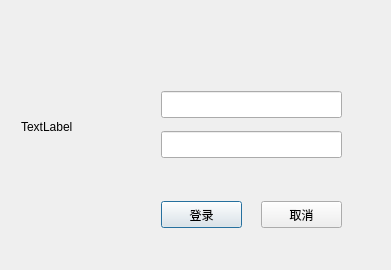
The window that login.ui (WooodHead/labelling3) describes before a commit, drawn with Qt 5.
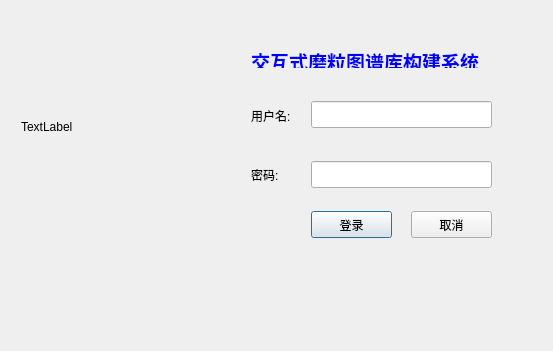
The same window after the commit.

Patch:
```diff
--- a/login.ui
+++ b/login.ui
@@ -6,8 +6,8 @@
    <rect>
     <x>0</x>
     <y>0</y>
-    <width>391</width>
-    <height>270</height>
+    <width>553</width>
+    <height>351</height>
    </rect>
   </property>
   <property name="sizePolicy">
@@ -28,8 +28,8 @@
      <widget class="QLineEdit" name="_editUsername">
       <property name="geometry">
        <rect>
-        <x>150</x>
-        <y>80</y>
+        <x>300</x>
+        <y>90</y>
         <width>181</width>
         <height>27</height>
        </rect>
@@ -44,8 +44,8 @@
      <widget class="QLineEdit" name="_editPasswd">
       <property name="geometry">
        <rect>
-        <x>150</x>
-        <y>120</y>
+        <x>300</x>
+        <y>150</y>
         <width>181</width>
         <height>27</height>
        </rect>
@@ -63,8 +63,8 @@
      <widget class="QPushButton" name="_login">
       <property name="geometry">
        <rect>
-        <x>150</x>
-        <y>190</y>
+        <x>300</x>
+        <y>200</y>
         <width>81</width>
         <height>27</height>
        </rect>
@@ -82,8 +82,8 @@
      <widget class="QPushButton" name="_cancel">
       <property name="geometry">
        <rect>
-        <x>250</x>
-        <y>190</y>
+        <x>400</x>
+        <y>200</y>
         <width>81</width>
         <height>27</height>
        </rect>
@@ -111,6 +111,45 @@
        <string>TextLabel</string>
       </property>
      </widget>
+     <widget class="QLabel" name="label">
+      <property name="geometry">
+       <rect>
+        <x>240</x>
+        <y>96</y>
+        <width>51</width>
+        <height>17</height>
+       </rect>
+      </property>
+      <property name="text">
+       <string>用户名:</string>
+      </property>
+     </widget>
+     <widget class="QLabel" name="label_2">
+      <property name="geometry">
+       <rect>
+        <x>240</x>
+        <y>155</y>
+        <width>41</width>
+        <height>17</height>
+       </rect>
+      </property>
+      <property name="text">
+       <string>密码:</string>
+      </property>
+     </widget>
+     <widget class="QLabel" name="label_3">
+      <property name="geometry">
+       <rect>
+        <x>240</x>
+        <y>36</y>
+        <width>261</width>
+        <height>21</height>
+       </rect>
+      </property>
+      <property name="text">
+       <string>&lt;html&gt;&lt;head/&gt;&lt;body&gt;&lt;p&gt;&lt;span style=&quot; font-size:14pt; font-weight:600; color:#0000ff;&quot;&gt;交互式磨粒图谱库构建系统&lt;/span&gt;&lt;/p&gt;&lt;/body&gt;&lt;/html&gt;</string>
+      </property>
+     </widget>
     </widget>
    </item>
   </layout>
```
